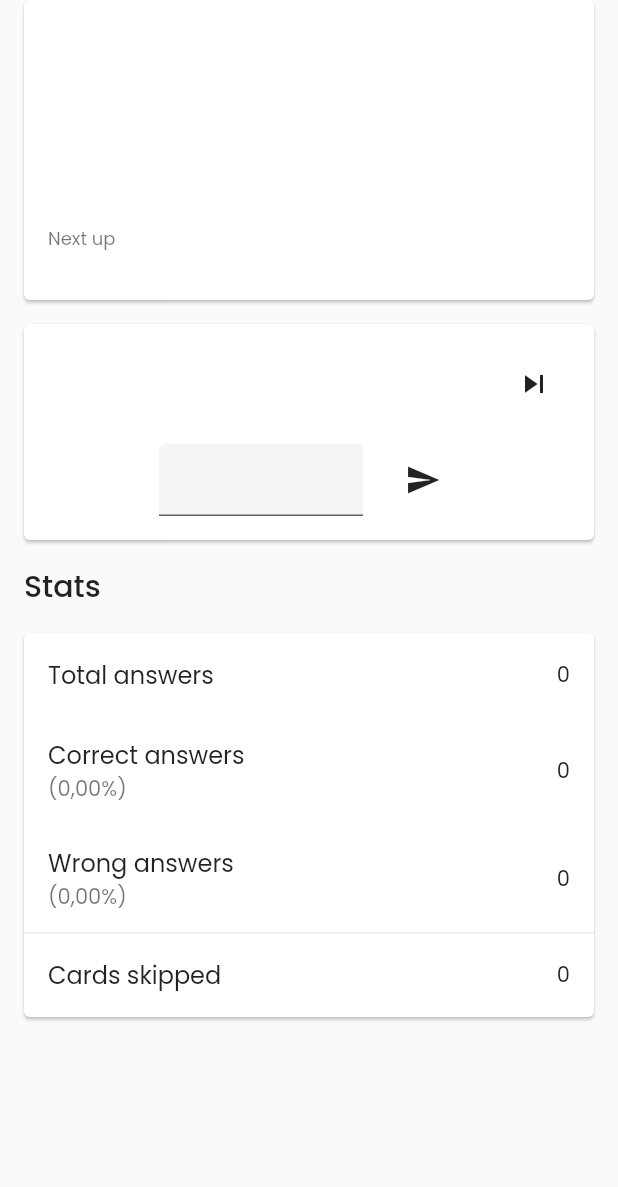
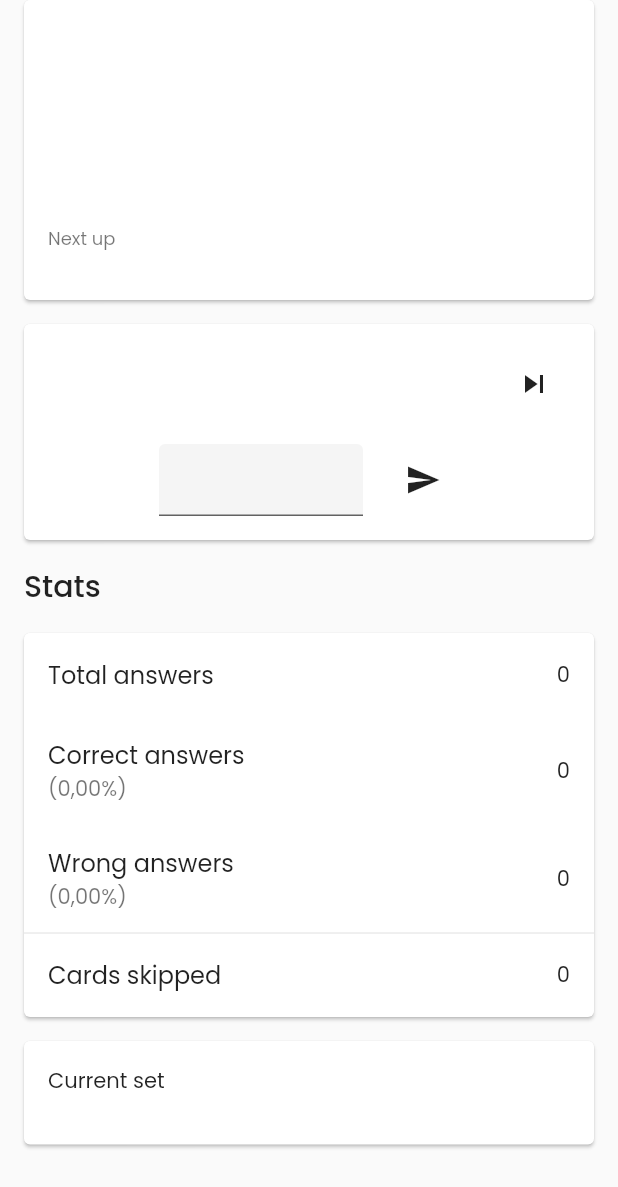
Before and after one commit to ooolearning/ooolearning-app, a Flutter app: the FlashCardsModule widget shown alone on an empty page, opened directly with empty values, on a phone screen of 412 x 824 dp. Shown: the top 1187 px of the screen. Run offline on Flutter 3.47's test engine with Material 2 defaults, Android fonts, the phone set to English and light mode, and no system bars; our stand-ins replace audioplayers; missing offline and left inert: dyn_mouse_scroll; statements that could not run were skipped.

Commit message:
Flashcard sets

```diff
--- /dev/null
+++ b/lib/models/flash_card_option_set.dart
@@ -0,0 +1,11 @@
+import 'package:ooolearning_app/models/flash_card_option.dart';
+
+class FlashCardOptionSet {
+  const FlashCardOptionSet({
+    required this.label,
+    required this.flashCardOptions,
+  });
+
+  final String label;
+  final List<FlashCardOption> flashCardOptions;
+}
--- a/lib/modules/flash_cards_module.dart
+++ b/lib/modules/flash_cards_module.dart
@@ -4,6 +4,7 @@ import 'dart:math';
 import 'package:audioplayers/audioplayers.dart';
 import 'package:flutter/material.dart';
 import 'package:ooolearning_app/models/flash_card_option.dart';
+import 'package:ooolearning_app/models/flash_card_option_set.dart';
 import 'package:ooolearning_app/models/flash_cards_stats.dart';
 import 'package:ooolearning_app/utils/assets.dart';
 import 'package:ooolearning_app/widgets/layout_wrapper.dart';
@@ -11,21 +12,22 @@ import 'package:ooolearning_app/widgets/layout_wrapper.dart';
 class FlashCardsModule extends StatefulWidget {
   const FlashCardsModule({
     super.key,
-    required this.flashCardOptions,
+    required this.flashCardOptionSets,
   });
 
-  final List<FlashCardOption> flashCardOptions;
+  final List<FlashCardOptionSet> flashCardOptionSets;
 
   @override
   State<FlashCardsModule> createState() => _FlashCardsModuleState();
 }
 
 class _FlashCardsModuleState extends State<FlashCardsModule> {
-  FlashCardOption? _current;
+  FlashCardOption? _currentCard;
+  FlashCardOptionSet? _currentSet;
 
   final _random = Random();
 
-  final _queue = ListQueue<FlashCardOption>();
+  final _cardQueue = ListQueue<FlashCardOption>();
 
   final _stats = FlashCardsStats(
     totalAnswers: 0,
@@ -41,6 +43,53 @@ class _FlashCardsModuleState extends State<FlashCardsModule> {
   final _controller = TextEditingController();
 
   final _formKey = GlobalKey<FormState>();
+
+  Widget _getConfigCard() {
+    return Card(
+      margin: EdgeInsets.zero,
+      child: Padding(
+        padding: const EdgeInsets.all(16),
+        child: Column(
+          crossAxisAlignment: CrossAxisAlignment.stretch,
+          children: [
+            const Text('Current set'),
+            const SizedBox(height: 16),
+            ...widget.flashCardOptionSets.asMap().map((key, value) {
+              Widget wrapper({
+                required Widget child,
+                required bool padded,
+              }) {
+                if (padded) {
+                  return Padding(
+                    padding: const EdgeInsets.only(top: 16),
+                    child: child,
+                  );
+                }
+
+                return child;
+              }
+
+              Widget child = OutlinedButton(
+                onPressed: () {
+                  _setSet(value);
+                },
+                child: Text(value.label),
+              );
+
+              if (value.label == _currentSet?.label) {
+                child = ElevatedButton(
+                  onPressed: null,
+                  child: Text(value.label),
+                );
+              }
+
+              return MapEntry(key, wrapper(child: child, padded: key != 0));
+            }).values,
+          ],
+        ),
+      ),
+    );
+  }
 
   Widget _getControlsCard() {
     return Card(
@@ -92,7 +141,7 @@ class _FlashCardsModuleState extends State<FlashCardsModule> {
                             validator: (value) {
                               value ??= '';
 
-                              if (value.toLowerCase() != _current?.answer) {
+                              if (value.toLowerCase() != _currentCard?.answer) {
                                 return 'Try again!';
                               }
 
@@ -129,7 +178,7 @@ class _FlashCardsModuleState extends State<FlashCardsModule> {
             Expanded(
               child: Center(
                 child: Text(
-                  _current?.label ?? '',
+                  _currentCard?.label ?? '',
                   style: Theme.of(context).textTheme.headlineLarge,
                 ),
               ),
@@ -140,7 +189,7 @@ class _FlashCardsModuleState extends State<FlashCardsModule> {
             ),
             const SizedBox(height: 16),
             Row(
-              children: _queue
+              children: _cardQueue
                   .toList()
                   .asMap()
                   .map((key, value) {
@@ -219,18 +268,37 @@ class _FlashCardsModuleState extends State<FlashCardsModule> {
   }
 
   void _nextFlashCard() {
-    final newFlashCard = _queue.removeFirst();
+    final newFlashCard = _cardQueue.removeFirst();
 
-    _queue.addLast(_pickRandomFlashCard());
+    _cardQueue.addLast(_pickRandomFlashCard());
 
     setState(() {
-      _current = newFlashCard;
+      _currentCard = newFlashCard;
     });
   }
 
   FlashCardOption _pickRandomFlashCard() {
-    return widget.flashCardOptions
-        .elementAt(_random.nextInt(widget.flashCardOptions.length));
+    final options = _currentSet?.flashCardOptions ?? [];
+
+    return options.elementAt(_random.nextInt(options.length));
+  }
+
+  void _setSet(FlashCardOptionSet set) {
+    setState(() {
+      _currentSet = set;
+    });
+
+    _cardQueue.clear();
+
+    _cardQueue.addAll([
+      _pickRandomFlashCard(),
+      _pickRandomFlashCard(),
+      _pickRandomFlashCard(),
+      _pickRandomFlashCard(),
+      _pickRandomFlashCard(),
+    ]);
+
+    _nextFlashCard();
   }
 
   void _validate() {
@@ -269,15 +337,7 @@ class _FlashCardsModuleState extends State<FlashCardsModule> {
   void initState() {
     super.initState();
 
-    _queue.addAll([
-      _pickRandomFlashCard(),
-      _pickRandomFlashCard(),
-      _pickRandomFlashCard(),
-      _pickRandomFlashCard(),
-      _pickRandomFlashCard(),
-    ]);
-
-    _nextFlashCard();
+    _setSet(widget.flashCardOptionSets.first);
 
     Future(() async {
       await Future.wait(
@@ -360,10 +420,7 @@ class _FlashCardsModuleState extends State<FlashCardsModule> {
                   const SizedBox(width: 16),
                   Expanded(
                     flex: 2,
-                    child: Card(
-                      margin: EdgeInsets.zero,
-                      child: Container(),
-                    ),
+                    child: _getConfigCard(),
                   ),
                 ],
               ),
@@ -371,7 +428,14 @@ class _FlashCardsModuleState extends State<FlashCardsModule> {
           ),
           mobile: Padding(
             padding: const EdgeInsets.symmetric(horizontal: 16),
-            child: _getStatsCard(),
+            child: Column(
+              crossAxisAlignment: CrossAxisAlignment.stretch,
+              children: [
+                _getStatsCard(),
+                const SizedBox(height: 16),
+                _getConfigCard(),
+              ],
+            ),
           ),
         ),
       ],
```
Also changed, not shown: lib/pages/cyrillic_page.dart (+8 -2 lines), lib/pages/morse_page.dart (+8 -2 lines).
